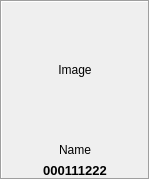
End1-1/Cafe5, file Shop/userphoto.ui: the form before one commit.
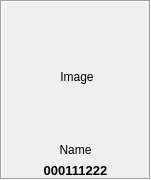
The form after the commit.

```diff
--- a/Shop/userphoto.ui
+++ b/Shop/userphoto.ui
@@ -6,20 +6,20 @@
    <rect>
     <x>0</x>
     <y>0</y>
-    <width>150</width>
+    <width>151</width>
     <height>180</height>
    </rect>
   </property>
   <property name="minimumSize">
    <size>
-    <width>150</width>
+    <width>151</width>
     <height>180</height>
    </size>
   </property>
   <property name="maximumSize">
    <size>
-    <width>150</width>
-    <height>180</height>
+    <width>154</width>
+    <height>195</height>
    </size>
   </property>
   <property name="windowTitle">
@@ -77,6 +77,12 @@
           <verstretch>3</verstretch>
          </sizepolicy>
         </property>
+        <property name="minimumSize">
+         <size>
+          <width>150</width>
+          <height>150</height>
+         </size>
+        </property>
         <property name="frameShape">
          <enum>QFrame::NoFrame</enum>
         </property>
```
